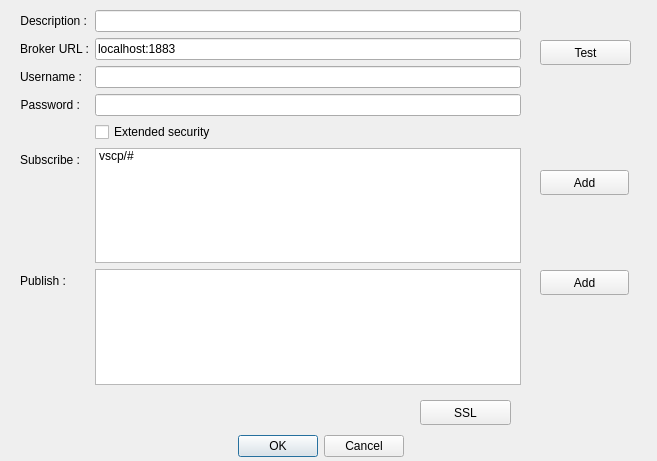
grodansparadis/vscp-works-qt, file src/cdlgconnsettingsmqtt.ui: the form before one commit.
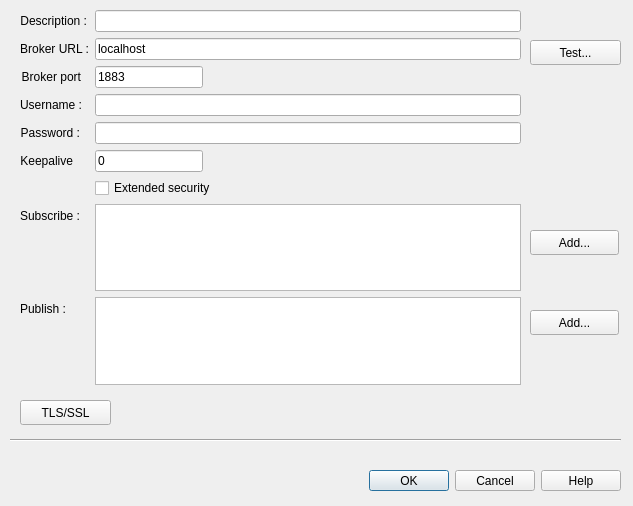
The form after the commit. Icons and pictures are not drawn.

```diff
--- a/src/cdlgconnsettingsmqtt.ui
+++ b/src/cdlgconnsettingsmqtt.ui
@@ -6,8 +6,8 @@
    <rect>
     <x>0</x>
     <y>0</y>
-    <width>657</width>
-    <height>461</height>
+    <width>633</width>
+    <height>506</height>
    </rect>
   </property>
   <property name="baseSize">
@@ -19,23 +19,27 @@
   <property name="windowTitle">
    <string>MQTT Connection</string>
   </property>
+  <property name="windowIcon">
+   <iconset resource="vscpworks.qrc">
+    <normaloff>:/process.png</normaloff>:/process.png</iconset>
+  </property>
   <widget class="QDialogButtonBox" name="buttonBox">
    <property name="geometry">
     <rect>
-     <x>0</x>
-     <y>430</y>
-     <width>641</width>
-     <height>32</height>
+     <x>10</x>
+     <y>470</y>
+     <width>611</width>
+     <height>21</height>
     </rect>
    </property>
    <property name="orientation">
     <enum>Qt::Horizontal</enum>
    </property>
    <property name="standardButtons">
-    <set>QDialogButtonBox::Cancel|QDialogButtonBox::Ok</set>
+    <set>QDialogButtonBox::Cancel|QDialogButtonBox::Help|QDialogButtonBox::Ok</set>
    </property>
    <property name="centerButtons">
-    <bool>true</bool>
+    <bool>false</bool>
    </property>
   </widget>
   <widget class="QWidget" name="formLayoutWidget">
@@ -56,10 +60,16 @@
       <property name="alignment">
        <set>Qt::AlignRight|Qt::AlignTrailing|Qt::AlignVCenter</set>
       </property>
+      <property name="buddy">
+       <cstring>editDescription</cstring>
+      </property>
      </widget>
     </item>
     <item row="0" column="1">
-     <widget class="QLineEdit" name="m_description">
+     <widget class="QLineEdit" name="editDescription">
+      <property name="toolTip">
+       <string>Description for  connection used in connection table</string>
+      </property>
       <property name="text">
        <string/>
       </property>
@@ -73,29 +83,71 @@
       <property name="alignment">
        <set>Qt::AlignRight|Qt::AlignTrailing|Qt::AlignVCenter</set>
       </property>
+      <property name="buddy">
+       <cstring>editHost</cstring>
+      </property>
      </widget>
     </item>
     <item row="1" column="1">
-     <widget class="QLineEdit" name="m_broker">
+     <widget class="QLineEdit" name="editHost">
+      <property name="toolTip">
+       <string>URL for MQTT broker </string>
+      </property>
       <property name="text">
-       <string>localhost:1883</string>
+       <string>localhost</string>
       </property>
      </widget>
     </item>
     <item row="2" column="0">
-     <widget class="QLabel" name="label_3">
+     <widget class="QLabel" name="label_7">
       <property name="text">
-       <string>Username :</string>
+       <string>Broker port</string>
       </property>
       <property name="alignment">
        <set>Qt::AlignRight|Qt::AlignTrailing|Qt::AlignVCenter</set>
       </property>
+      <property name="buddy">
+       <cstring>editPort</cstring>
+      </property>
      </widget>
     </item>
     <item row="2" column="1">
-     <widget class="QLineEdit" name="m_user"/>
+     <widget class="QLineEdit" name="editPort">
+      <property name="sizePolicy">
+       <sizepolicy hsizetype="Fixed" vsizetype="Fixed">
+        <horstretch>0</horstretch>
+        <verstretch>0</verstretch>
+       </sizepolicy>
+      </property>
+      <property name="toolTip">
+       <string>Port to connect to on MQTT broker </string>
+      </property>
+      <property name="text">
+       <string>1883</string>
+      </property>
+     </widget>
     </item>
     <item row="3" column="0">
+     <widget class="QLabel" name="label_3">
+      <property name="text">
+       <string>Username :</string>
+      </property>
+      <property name="alignment">
+       <set>Qt::AlignRight|Qt::AlignTrailing|Qt::AlignVCenter</set>
+      </property>
+      <property name="buddy">
+       <cstring>editUser</cstring>
+      </property>
+     </widget>
+    </item>
+    <item row="3" column="1">
+     <widget class="QLineEdit" name="editUser">
+      <property name="toolTip">
+       <string>Username to connect to MQTT broker</string>
+      </property>
+     </widget>
+    </item>
+    <item row="4" column="0">
      <widget class="QLabel" name="label_4">
       <property name="text">
        <string>Password :</string>
@@ -103,19 +155,29 @@
       <property name="alignment">
        <set>Qt::AlignRight|Qt::AlignTrailing|Qt::AlignVCenter</set>
       </property>
+      <property name="buddy">
+       <cstring>editPassword</cstring>
+      </property>
      </widget>
     </item>
-    <item row="3" column="1">
-     <widget class="QLineEdit" name="m_password"/>
-    </item>
     <item row="4" column="1">
-     <widget class="QCheckBox" name="bExtendedSecurity">
+     <widget class="QLineEdit" name="editPassword">
+      <property name="toolTip">
+       <string>Password to connect to MQTT broker</string>
+      </property>
+     </widget>
+    </item>
+    <item row="6" column="1">
+     <widget class="QCheckBox" name="chkExtendedSecurity">
+      <property name="toolTip">
+       <string>Enable extended security</string>
+      </property>
       <property name="text">
        <string>Extended security</string>
       </property>
      </widget>
     </item>
-    <item row="5" column="0">
+    <item row="7" column="0">
      <widget class="QLabel" name="label_5">
       <property name="text">
        <string>Subscribe :</string>
@@ -123,18 +185,22 @@
       <property name="alignment">
        <set>Qt::AlignRight|Qt::AlignTrailing|Qt::AlignVCenter</set>
       </property>
+      <property name="buddy">
+       <cstring>listSubscribe</cstring>
+      </property>
      </widget>
     </item>
-    <item row="5" column="1">
-     <widget class="QListWidget" name="listWidget">
-      <item>
-       <property name="text">
-        <string>vscp/#</string>
-       </property>
-      </item>
+    <item row="7" column="1">
+     <widget class="QListWidget" name="listSubscribe">
+      <property name="contextMenuPolicy">
+       <enum>Qt::CustomContextMenu</enum>
+      </property>
+      <property name="toolTip">
+       <string>Subscriptions topics</string>
+      </property>
      </widget>
     </item>
-    <item row="6" column="0">
+    <item row="8" column="0">
      <widget class="QLabel" name="label_6">
       <property name="text">
        <string>Publish :</string>
@@ -142,63 +208,130 @@
       <property name="alignment">
        <set>Qt::AlignRight|Qt::AlignTrailing|Qt::AlignVCenter</set>
       </property>
+      <property name="buddy">
+       <cstring>listPublish</cstring>
+      </property>
      </widget>
     </item>
-    <item row="6" column="1">
-     <widget class="QListWidget" name="btnAddPublish"/>
+    <item row="8" column="1">
+     <widget class="QListWidget" name="listPublish">
+      <property name="contextMenuPolicy">
+       <enum>Qt::CustomContextMenu</enum>
+      </property>
+      <property name="toolTip">
+       <string>Publish topics</string>
+      </property>
+     </widget>
+    </item>
+    <item row="5" column="1">
+     <widget class="QLineEdit" name="editKeepAlive">
+      <property name="sizePolicy">
+       <sizepolicy hsizetype="Fixed" vsizetype="Fixed">
+        <horstretch>0</horstretch>
+        <verstretch>0</verstretch>
+       </sizepolicy>
+      </property>
+      <property name="toolTip">
+       <string>Port to connect to on MQTT broker </string>
+      </property>
+      <property name="statusTip">
+       <string>Keepalive interval in milliseconds (zero disables)</string>
+      </property>
+      <property name="text">
+       <string>0</string>
+      </property>
+     </widget>
+    </item>
+    <item row="5" column="0">
+     <widget class="QLabel" name="label_8">
+      <property name="text">
+       <string>Keepalive</string>
+      </property>
+      <property name="alignment">
+       <set>Qt::AlignRight|Qt::AlignTrailing|Qt::AlignVCenter</set>
+      </property>
+      <property name="buddy">
+       <cstring>editPassword</cstring>
+      </property>
+     </widget>
     </item>
    </layout>
   </widget>
-  <widget class="QPushButton" name="btnTest">
+  <widget class="QPushButton" name="btnTestConnection">
    <property name="geometry">
     <rect>
-     <x>540</x>
+     <x>530</x>
      <y>40</y>
      <width>91</width>
      <height>25</height>
     </rect>
    </property>
+   <property name="toolTip">
+    <string>Test connection to MQTT broker´</string>
+   </property>
    <property name="text">
-    <string>Test</string>
+    <string>Test...</string>
    </property>
   </widget>
-  <widget class="QPushButton" name="btnSSL">
+  <widget class="QPushButton" name="btnTLS">
    <property name="geometry">
     <rect>
-     <x>420</x>
+     <x>20</x>
      <y>400</y>
      <width>91</width>
      <height>25</height>
     </rect>
    </property>
+   <property name="toolTip">
+    <string>Define TLS/SSL settings</string>
+   </property>
    <property name="text">
-    <string>SSL</string>
+    <string>TLS/SSL</string>
    </property>
   </widget>
-  <widget class="QPushButton" name="btnAdddPublish">
+  <widget class="QPushButton" name="btnAddPublish">
    <property name="geometry">
     <rect>
-     <x>540</x>
-     <y>270</y>
+     <x>530</x>
+     <y>310</y>
      <width>89</width>
      <height>25</height>
     </rect>
    </property>
+   <property name="toolTip">
+    <string>Add Publish</string>
+   </property>
    <property name="text">
-    <string>Add</string>
+    <string>Add...</string>
    </property>
   </widget>
   <widget class="QPushButton" name="btnAddSubscription">
    <property name="geometry">
     <rect>
-     <x>540</x>
-     <y>170</y>
+     <x>530</x>
+     <y>230</y>
      <width>89</width>
      <height>25</height>
     </rect>
    </property>
+   <property name="toolTip">
+    <string>Add Subscription</string>
+   </property>
    <property name="text">
-    <string>Add</string>
+    <string>Add...</string>
+   </property>
+  </widget>
+  <widget class="Line" name="line">
+   <property name="geometry">
+    <rect>
+     <x>10</x>
+     <y>430</y>
+     <width>611</width>
+     <height>20</height>
+    </rect>
+   </property>
+   <property name="orientation">
+    <enum>Qt::Horizontal</enum>
    </property>
   </widget>
  </widget>
```
Left out of the diff: 18 changed lines with no effect on the pictures.
